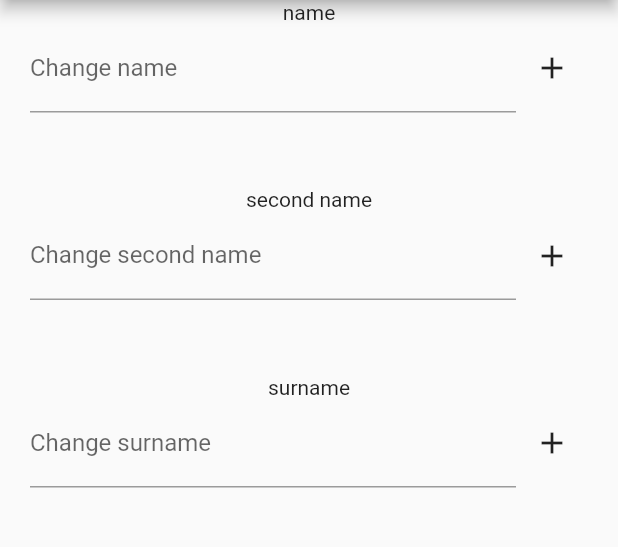
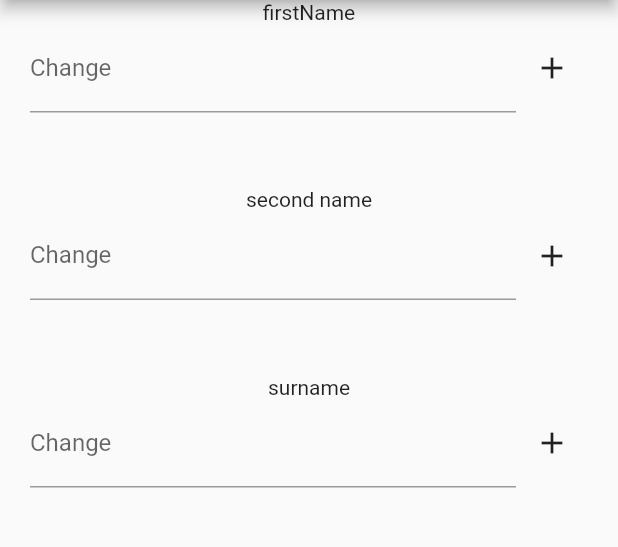
Before and after one commit to Fitz1991/bloc_example, a Flutter app: the screen it shows after launch, on a phone screen of 412 x 824 dp, the part 84-631 px from its top. Run offline on Flutter 3.47's test engine with Material 2 defaults, Android fonts, the phone set to English and light mode, and no system bars; our stand-ins replace bloc, flutter_bloc, freezed_annotation, logger.

Commit message:
changed user_item

```diff
--- a/lib/example_pages/bloc_bulder_example.dart
+++ b/lib/example_pages/bloc_bulder_example.dart
@@ -35,6 +35,7 @@ class _BlocBuilderExampleState extends State<BlocBuilderExample> {
                     builder: (context, state) {
                       logger.i('rebuild name');
                       return UserItem(
+                        itemValue: state.firstName,
                         itemLabel: 'name',
                         onChangeFiled: (str) {
                           userBloc.add(UserEvent.setFirstName(firstName: str));
@@ -50,6 +51,7 @@ class _BlocBuilderExampleState extends State<BlocBuilderExample> {
                     builder: (context, state) {
                       logger.i('rebuild second name');
                       return UserItem(
+                        itemValue: state.secondName,
                         itemLabel: 'second name',
                         onChangeFiled: (str) {
                           userBloc.add(UserEvent.setSecondName(secondName: str));
@@ -65,6 +67,7 @@ class _BlocBuilderExampleState extends State<BlocBuilderExample> {
                     builder: (context, state) {
                       logger.i('rebuild surname');
                       return UserItem(
+                        itemValue: state.surname,
                         itemLabel: 'surname',
                         onChangeFiled: (str) {
                           userBloc.add(UserEvent.setSecondName(secondName: str));
--- a/lib/example_pages/problem_nested_selector_example.dart
+++ b/lib/example_pages/problem_nested_selector_example.dart
@@ -36,12 +36,13 @@ class _ProblemNestedSelectorExampleState extends State<ProblemNestedSelectorExam
                     selector: (state) {
                       return state.firstName;
                     },
-                    builder: (context, state) {
+                    builder: (context, firstName) {
                       logger.i('rebuild name');
                       return Column(
                         children: [
                           UserItem(
-                            itemLabel: 'name',
+                            itemValue: firstName,
+                            itemLabel: 'first name',
                             onChangeFiled: (str) {
                               userBloc.add(UserEvent.setFirstName(firstName: str));
                             },
@@ -53,11 +54,12 @@ class _ProblemNestedSelectorExampleState extends State<ProblemNestedSelectorExam
                             selector: (state) {
                               return state.secondName;
                             },
-                            builder: (context, state) {
+                            builder: (context, secondName) {
                               logger.i('rebuild second name');
                               return Column(
                                 children: [
                                   UserItem(
+                                    itemValue: secondName,
                                     itemLabel: 'second name',
                                     onChangeFiled: (str) {
                                       userBloc.add(UserEvent.setSecondName(secondName: str));
@@ -70,9 +72,10 @@ class _ProblemNestedSelectorExampleState extends State<ProblemNestedSelectorExam
                                     selector: (state) {
                                       return state.surname;
                                     },
-                                    builder: (context, state) {
+                                    builder: (context, surname) {
                                       logger.i('rebuild surname');
                                       return UserItem(
+                                        itemValue: surname,
                                         itemLabel: 'surname',
                                         onChangeFiled: (str) {
                                           userBloc.add(UserEvent.setSecondName(secondName: str));
--- a/lib/example_pages/solution_nested_selector_example.dart
+++ b/lib/example_pages/solution_nested_selector_example.dart
@@ -57,10 +57,14 @@ class _SolutionNestedSelectorExampleState extends State<SolutionNestedSelectorEx
                       return Column(
                         children: [
                           UserItem(
-                            itemLabel: 'name',
+                            itemLabel: 'firstName',
                             onChangeFiled: (str) {
                               userBloc.add(UserEvent.setFirstName(firstName: str));
                             },
+                            itemValue: state.whenOrNull(
+                                  firstName: (firstName) => firstName,
+                                ) ??
+                                '',
                           ),
                           const SizedBox(
                             height: 50,
@@ -93,6 +97,10 @@ class _SolutionNestedSelectorExampleState extends State<SolutionNestedSelectorEx
                                     onChangeFiled: (str) {
                                       userBloc.add(UserEvent.setSecondName(secondName: str));
                                     },
+                                    itemValue: state.whenOrNull(
+                                          secondName: (secondName) => secondName,
+                                        ) ??
+                                        '',
                                   ),
                                   const SizedBox(
                                     height: 50,
@@ -119,9 +127,13 @@ class _SolutionNestedSelectorExampleState extends State<SolutionNestedSelectorEx
                                     builder: (context, state) {
                                       logger.i('rebuild surname');
                                       return UserItem(
+                                        itemValue: state.whenOrNull(
+                                              surname: (surname) => surname,
+                                            ) ??
+                                            '',
                                         itemLabel: 'surname',
                                         onChangeFiled: (str) {
-                                          userBloc.add(UserEvent.setSecondName(secondName: str));
+                                          userBloc.add(UserEvent.setSurname(surname: str));
                                         },
                                       );
                                     },
--- a/lib/user_item.dart
+++ b/lib/user_item.dart
@@ -5,10 +5,12 @@ class UserItem extends StatelessWidget {
   const UserItem({
     Key? key,
     required this.itemLabel,
+    required this.itemValue,
     required this.onChangeFiled,
   }) : super(key: key);
 
   final String itemLabel;
+  final String itemValue;
   final OnChangeFiled onChangeFiled;
 
   @override
@@ -18,7 +20,7 @@ class UserItem extends StatelessWidget {
         Text(
           itemLabel,
         ),
-        UserField(onChangeFiled: onChangeFiled, labelText: itemLabel)
+        UserField(onChangeFiled: onChangeFiled, labelText: itemValue)
       ],
     );
   }
```
Also changed, not shown: lib/example_pages/selector_example.dart (+8 -5 lines).
